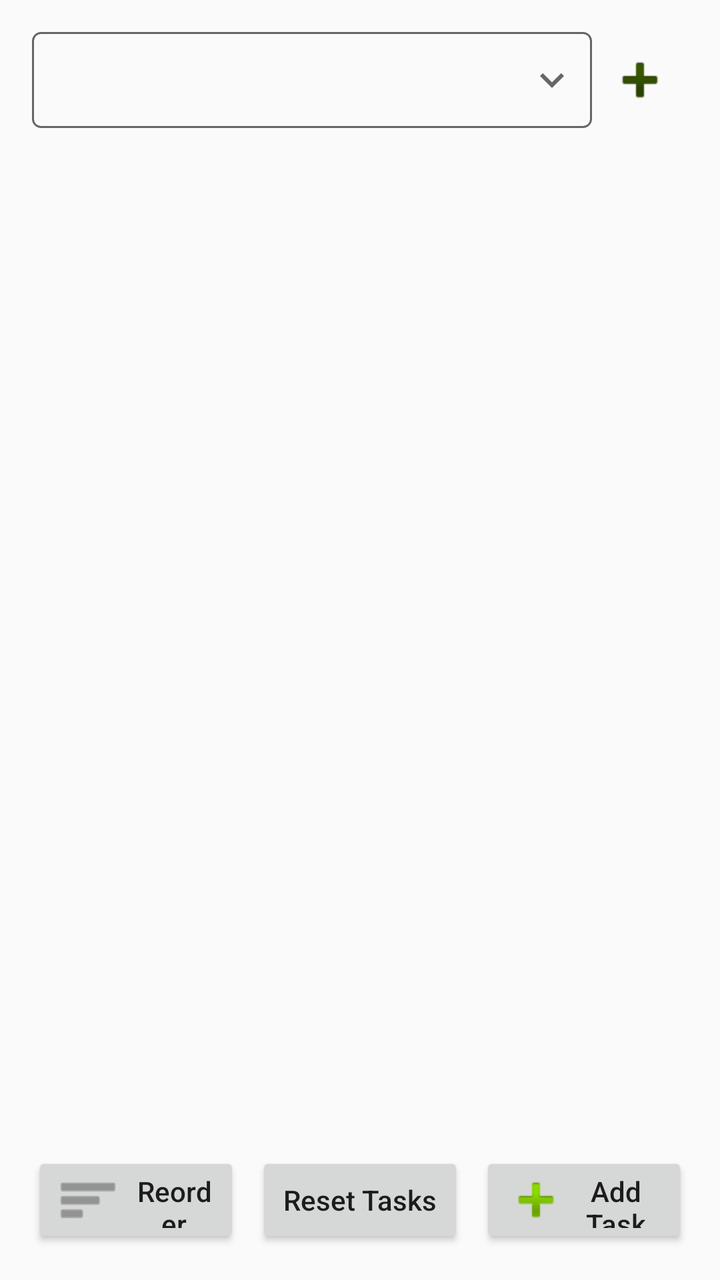
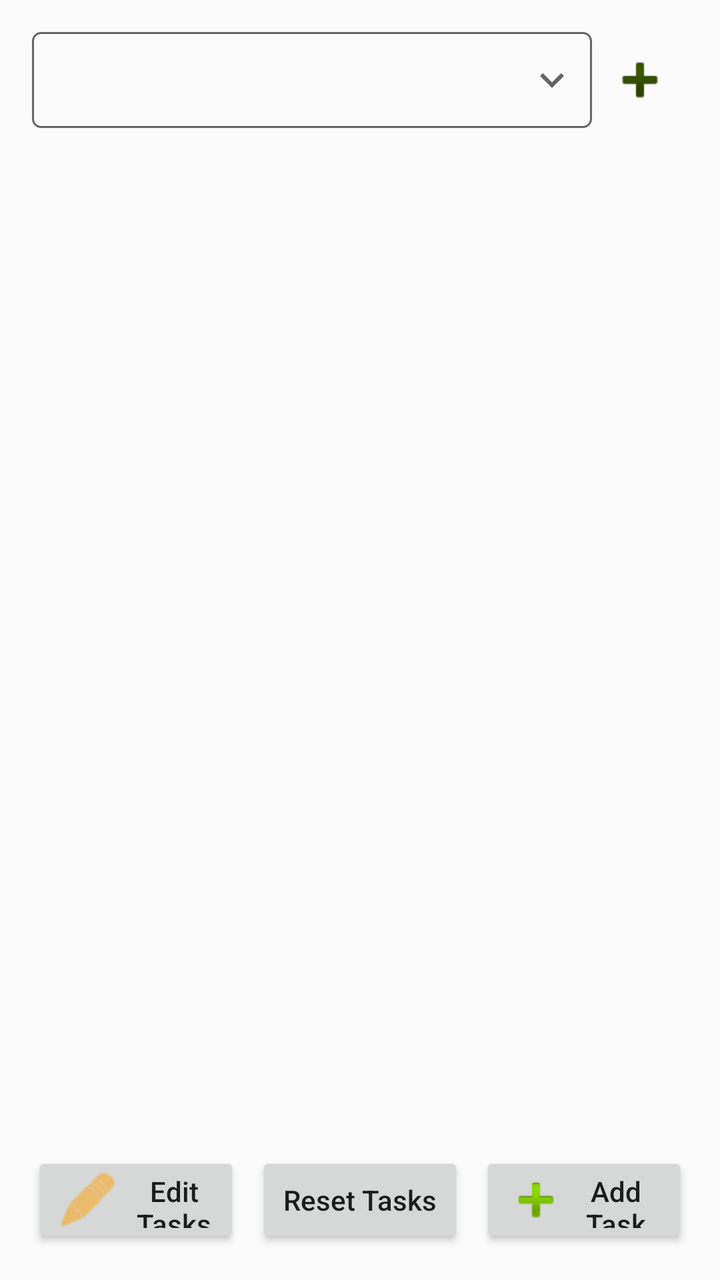

Screens rendered from an Android XML layout before and after an edit, with the pre-edit source and the edit as a unified diff.
<!-- AndroidManifest.xml: activity theme Theme.Checklist -->
<!-- res/layout/activity_main.xml -->
<?xml version="1.0" encoding="utf-8"?>
<androidx.constraintlayout.widget.ConstraintLayout xmlns:android="http://schemas.android.com/apk/res/android"
    xmlns:app="http://schemas.android.com/apk/res-auto"
    xmlns:tools="http://schemas.android.com/tools"
    android:layout_width="match_parent"
    android:layout_height="match_parent"
    tools:context=".MainActivity">

    <LinearLayout
        android:id="@+id/topButtonsLayout"
        android:layout_width="0dp"
        android:layout_height="wrap_content"
        android:orientation="horizontal"
        android:gravity="start"
        android:padding="16dp"
        app:layout_constraintEnd_toEndOf="parent"
        app:layout_constraintStart_toStartOf="parent"
        app:layout_constraintTop_toTopOf="parent">

        <Spinner
            android:id="@+id/routineSpinner"
            android:layout_width="0dp"
            android:layout_height="48dp"
            android:layout_weight="1"
            android:background="@drawable/bg_routine_spinner"
            android:gravity="center_vertical"
            android:paddingStart="12dp"
            android:paddingEnd="36dp"
            android:spinnerMode="dropdown" />

        <ImageButton
            android:id="@+id/addRoutineButton"
            android:layout_width="48dp"
            android:layout_height="48dp"
            android:src="@android:drawable/ic_input_add"
            android:contentDescription="@string/add_routine"
            android:background="?attr/selectableItemBackgroundBorderless"
            android:tint="?attr/colorControlNormal" />

    </LinearLayout>

    <androidx.recyclerview.widget.RecyclerView
        android:id="@+id/recyclerView"
        android:layout_width="0dp"
        android:layout_height="0dp"
        app:layout_constraintBottom_toTopOf="@id/bottomButtonsLayout"
        app:layout_constraintEnd_toEndOf="parent"
        app:layout_constraintStart_toStartOf="parent"
        app:layout_constraintTop_toBottomOf="@id/topButtonsLayout"
        tools:listitem="@layout/item_task" />

    <LinearLayout
        android:id="@+id/emptyRoutineState"
        android:layout_width="0dp"
        android:layout_height="0dp"
        android:gravity="center"
        android:orientation="vertical"
        android:visibility="gone"
        app:layout_constraintBottom_toTopOf="@id/bottomButtonsLayout"
        app:layout_constraintEnd_toEndOf="parent"
        app:layout_constraintStart_toStartOf="parent"
        app:layout_constraintTop_toBottomOf="@id/topButtonsLayout">

        <TextView
            android:layout_width="wrap_content"
            android:layout_height="wrap_content"
            android:layout_marginBottom="12dp"
            android:gravity="center"
            android:text="@string/no_tasks_created"
            android:textSize="18sp" />

        <Button
            android:id="@+id/deleteEmptyRoutineButton"
            android:layout_width="wrap_content"
            android:layout_height="48dp"
            android:minHeight="48dp"
            android:text="@string/delete_routine"
            android:textAllCaps="false" />
    </LinearLayout>

    <LinearLayout
        android:id="@+id/bottomButtonsLayout"
        android:layout_width="0dp"
        android:layout_height="wrap_content"
        android:orientation="horizontal"
        android:gravity="center_vertical"
        android:layout_margin="16dp"
        app:layout_constraintBottom_toBottomOf="parent"
        app:layout_constraintEnd_toEndOf="parent"
        app:layout_constraintStart_toStartOf="parent">

        <Button
            android:id="@+id/reorderTasksButton"
            android:layout_width="0dp"
            android:layout_height="48dp"
            android:minHeight="48dp"
            android:maxHeight="48dp"
            android:layout_weight="1"
            android:layout_marginEnd="8dp"
            android:text="@string/reorder_tasks"
            android:drawableStart="@android:drawable/ic_menu_sort_by_size"
            android:drawableTint="@color/action_icon"
            android:drawablePadding="6dp"
            android:textAllCaps="false" />

        <Button
            android:id="@+id/resetStatusButton"
            android:layout_width="0dp"
            android:layout_height="48dp"
            android:minHeight="48dp"
            android:maxHeight="48dp"
            android:layout_weight="1"
            android:text="Reset Tasks"
            android:textAllCaps="false" />

        <Button
            android:id="@+id/addTaskButton"
            android:layout_width="0dp"
            android:layout_height="48dp"
            android:minHeight="48dp"
            android:maxHeight="48dp"
            android:layout_weight="1"
            android:layout_marginStart="8dp"
            android:drawableStart="@android:drawable/ic_input_add"
            android:text="Add Task"
            android:textAllCaps="false" />

    </LinearLayout>

</androidx.constraintlayout.widget.ConstraintLayout>
<!-- res/layout/item_task.xml (included above) -->
<?xml version="1.0" encoding="utf-8"?>
<LinearLayout xmlns:android="http://schemas.android.com/apk/res/android"
    android:layout_width="match_parent"
    android:layout_height="wrap_content"
    android:orientation="horizontal"
    android:padding="20dp"
    android:minHeight="80dp"
    android:gravity="center_vertical">

    <ImageButton
        android:id="@+id/editButton"
        android:layout_width="40dp"
        android:layout_height="40dp"
        android:src="@android:drawable/ic_menu_edit"
        android:contentDescription="Edit task"
        android:scaleType="centerInside"
        android:background="?attr/selectableItemBackground"
        android:layout_marginEnd="16dp" />

    <ImageButton
        android:id="@+id/dragHandle"
        android:layout_width="40dp"
        android:layout_height="40dp"
        android:src="@drawable/ic_drag_handle"
        android:contentDescription="@string/reorder_task"
        android:scaleType="centerInside"
        android:tint="?attr/colorControlNormal"
        android:background="?attr/selectableItemBackground"
        android:layout_marginEnd="16dp"
        android:visibility="gone" />

    <TextView
        android:id="@+id/taskName"
        android:layout_width="0dp"
        android:layout_height="wrap_content"
        android:layout_weight="1"
        android:textSize="20sp"
        android:textStyle="bold" />

    <EditText
        android:id="@+id/taskNameEdit"
        android:layout_width="0dp"
        android:layout_height="wrap_content"
        android:layout_weight="1"
        android:hint="@string/edit_task_name"
        android:inputType="textCapSentences"
        android:singleLine="true"
        android:textSize="18sp"
        android:visibility="gone" />

    <LinearLayout
        android:id="@+id/taskEditActions"
        android:layout_width="wrap_content"
        android:layout_height="wrap_content"
        android:orientation="horizontal"
        android:visibility="gone">

        <ImageButton
            android:id="@+id/saveTaskButton"
            android:layout_width="48dp"
            android:layout_height="48dp"
            android:src="@drawable/ic_check"
            android:contentDescription="@string/save_task"
            android:padding="12dp"
            android:background="?attr/selectableItemBackgroundBorderless"
            android:tint="@color/action_save" />

        <ImageButton
            android:id="@+id/deleteTaskButton"
            android:layout_width="48dp"
            android:layout_height="48dp"
            android:src="@android:drawable/ic_menu_delete"
            android:contentDescription="@string/delete_task"
            android:padding="12dp"
            android:scaleType="centerInside"
            android:background="?attr/selectableItemBackgroundBorderless"
            android:tint="@color/action_cancel" />

        <ImageButton
            android:id="@+id/cancelTaskEditButton"
            android:layout_width="48dp"
            android:layout_height="48dp"
            android:src="@drawable/ic_close"
            android:contentDescription="@string/cancel_task_edit"
            android:padding="12dp"
            android:background="?attr/selectableItemBackgroundBorderless"
            android:tint="@color/action_cancel" />
    </LinearLayout>

    <Switch
        android:id="@+id/completeToggle"
        android:layout_width="wrap_content"
        android:layout_height="wrap_content"
        android:layout_marginStart="16dp"
        android:layout_marginEnd="12dp"
        android:scaleX="1.5"
        android:scaleY="1.5" />

</LinearLayout>
<!-- resources referenced by this layout -->
<resources>
  <color name="action_cancel">#D32F2F</color>
  <color name="action_icon">#666666</color>
  <color name="action_save">#2E7D32</color>
  <!-- drawable bg_routine_spinner (drawable) -->
  <layer-list xmlns:android="http://schemas.android.com/apk/res/android">
      <item>
          <shape android:shape="rectangle">
              <solid android:color="@android:color/transparent" />
              <stroke
                  android:width="1dp"
                  android:color="@color/action_icon" />
              <corners android:radius="4dp" />
          </shape>
      </item>
      <item
          android:drawable="@drawable/ic_expand_more"
          android:gravity="end|center_vertical"
          android:width="24dp"
          android:height="24dp"
          android:right="8dp" />
  </layer-list>
  <!-- drawable ic_check (drawable) -->
  <vector xmlns:android="http://schemas.android.com/apk/res/android"
      android:width="24dp"
      android:height="24dp"
      android:viewportWidth="24"
      android:viewportHeight="24">
      <path
          android:fillColor="#FF000000"
          android:pathData="M9,16.17 4.83,12 3.41,13.41 9,19 21,7 19.59,5.59z" />
  </vector>
  <!-- drawable ic_close (drawable) -->
  <vector xmlns:android="http://schemas.android.com/apk/res/android"
      android:width="24dp"
      android:height="24dp"
      android:viewportWidth="24"
      android:viewportHeight="24">
      <path
          android:fillColor="#FF000000"
          android:pathData="M19,6.41 17.59,5 12,10.59 6.41,5 5,6.41 10.59,12 5,17.59 6.41,19 12,13.41 17.59,19 19,17.59 13.41,12z" />
  </vector>
  <!-- drawable ic_drag_handle (drawable) -->
  <vector xmlns:android="http://schemas.android.com/apk/res/android"
      android:width="24dp"
      android:height="24dp"
      android:viewportWidth="24"
      android:viewportHeight="24">
      <path
          android:fillColor="#FF000000"
          android:pathData="M9,5a1.5,1.5 0,1 1,-3 0a1.5,1.5 0,0 1,3 0M18,5a1.5,1.5 0,1 1,-3 0a1.5,1.5 0,0 1,3 0M9,12a1.5,1.5 0,1 1,-3 0a1.5,1.5 0,0 1,3 0M18,12a1.5,1.5 0,1 1,-3 0a1.5,1.5 0,0 1,3 0M9,19a1.5,1.5 0,1 1,-3 0a1.5,1.5 0,0 1,3 0M18,19a1.5,1.5 0,1 1,-3 0a1.5,1.5 0,0 1,3 0" />
  </vector>
  <string name="add_routine">Add routine</string>
  <string name="cancel_task_edit">Cancel editing</string>
  <string name="delete_routine">Delete Routine</string>
  <string name="delete_task">Delete task</string>
  <string name="edit_task_name">Task name</string>
  <string name="no_tasks_created">No tasks created</string>
  <string name="reorder_task">Reorder task</string>
  <string name="reorder_tasks">Reorder Tasks</string>
  <string name="save_task">Save task</string>
  <style name="Theme.Checklist" parent="Theme.AppCompat.DayNight.DarkActionBar">
          
          <item name="colorPrimary">@android:color/holo_blue_light</item>
          <item name="colorPrimaryVariant">@android:color/holo_blue_dark</item>
          <item name="colorOnPrimary">@android:color/white</item>
          
          <item name="colorSecondary">@android:color/holo_green_light</item>
          <item name="colorSecondaryVariant">@android:color/holo_green_dark</item>
          <item name="colorOnSecondary">@android:color/black</item>
      </style>
  <!-- drawable ic_expand_more (drawable) -->
  <vector xmlns:android="http://schemas.android.com/apk/res/android"
      android:width="24dp"
      android:height="24dp"
      android:viewportWidth="24"
      android:viewportHeight="24">
      <path
          android:fillColor="@color/action_icon"
          android:pathData="M7.41,8.59 12,13.17 16.59,8.59 18,10 12,16 6,10z" />
  </vector>
</resources>

<!-- the commit's change to res/layout/activity_main.xml (unified diff, before → after) -->
@@ -90,16 +90,16 @@
         app:layout_constraintStart_toStartOf="parent">
 
         <Button
-            android:id="@+id/reorderTasksButton"
+            android:id="@+id/editTasksButton"
             android:layout_width="0dp"
             android:layout_height="48dp"
             android:minHeight="48dp"
             android:maxHeight="48dp"
             android:layout_weight="1"
             android:layout_marginEnd="8dp"
-            android:text="@string/reorder_tasks"
-            android:drawableStart="@android:drawable/ic_menu_sort_by_size"
-            android:drawableTint="@color/action_icon"
+            android:text="@string/edit_tasks"
+            android:drawableStart="@android:drawable/ic_menu_edit"
+            android:drawableTint="@color/action_edit"
             android:drawablePadding="6dp"
             android:textAllCaps="false" />
 
@@ -135,18 +135,27 @@
     android:layout_height="wrap_content"
     android:orientation="horizontal"
     android:padding="20dp"
-    android:minHeight="80dp"
+    android:minHeight="88dp"
     android:gravity="center_vertical">
 
-    <ImageButton
-        android:id="@+id/editButton"
-        android:layout_width="40dp"
-        android:layout_height="40dp"
-        android:src="@android:drawable/ic_menu_edit"
-        android:contentDescription="Edit task"
-        android:scaleType="centerInside"
-        android:background="?attr/selectableItemBackground"
-        android:layout_marginEnd="16dp" />
+    <TextView
+        android:id="@+id/taskBullet"
+        android:layout_width="40dp"
+        android:layout_height="40dp"
+        android:layout_marginEnd="8dp"
+        android:gravity="center"
+        android:text="&#8226;"
+        android:textSize="24sp"
+        android:contentDescription="Task" />
+
+    <TextView
+        android:id="@+id/taskEmoji"
+        android:layout_width="40dp"
+        android:layout_height="40dp"
+        android:layout_marginEnd="8dp"
+        android:gravity="center"
+        android:textSize="24sp"
+        android:visibility="gone" />
 
     <ImageButton
         android:id="@+id/dragHandle"
@@ -157,7 +166,17 @@
         android:scaleType="centerInside"
         android:tint="?attr/colorControlNormal"
         android:background="?attr/selectableItemBackground"
-        android:layout_marginEnd="16dp"
+        android:visibility="gone" />
+
+    <TextView
+        android:id="@+id/emojiPickerButton"
+        android:layout_width="40dp"
+        android:layout_height="40dp"
+        android:layout_marginEnd="8dp"
+        android:background="?attr/selectableItemBackground"
+        android:contentDescription="@string/choose_task_emoji"
+        android:gravity="center"
+        android:textSize="22sp"
         android:visibility="gone" />
 
     <TextView
@@ -166,7 +185,9 @@
         android:layout_height="wrap_content"
         android:layout_weight="1"
         android:textSize="20sp"
-        android:textStyle="bold" />
+        android:textStyle="bold"
+        android:maxLines="1"
+        android:ellipsize="end" />
 
     <EditText
         android:id="@+id/taskNameEdit"
@@ -179,44 +200,17 @@
         android:textSize="18sp"
         android:visibility="gone" />
 
-    <LinearLayout
-        android:id="@+id/taskEditActions"
-        android:layout_width="wrap_content"
-        android:layout_height="wrap_content"
-        android:orientation="horizontal"
-        android:visibility="gone">
-
-        <ImageButton
-            android:id="@+id/saveTaskButton"
-            android:layout_width="48dp"
-            android:layout_height="48dp"
-            android:src="@drawable/ic_check"
-            android:contentDescription="@string/save_task"
-            android:padding="12dp"
-            android:background="?attr/selectableItemBackgroundBorderless"
-            android:tint="@color/action_save" />
-
-        <ImageButton
-            android:id="@+id/deleteTaskButton"
-            android:layout_width="48dp"
-            android:layout_height="48dp"
-            android:src="@android:drawable/ic_menu_delete"
-            android:contentDescription="@string/delete_task"
-            android:padding="12dp"
-            android:scaleType="centerInside"
-            android:background="?attr/selectableItemBackgroundBorderless"
-            android:tint="@color/action_cancel" />
-
-        <ImageButton
-            android:id="@+id/cancelTaskEditButton"
-            android:layout_width="48dp"
-            android:layout_height="48dp"
-            android:src="@drawable/ic_close"
-            android:contentDescription="@string/cancel_task_edit"
-            android:padding="12dp"
-            android:background="?attr/selectableItemBackgroundBorderless"
-            android:tint="@color/action_cancel" />
-    </LinearLayout>
+    <ImageButton
+        android:id="@+id/deleteTaskButton"
+        android:layout_width="48dp"
+        android:layout_height="48dp"
+        android:src="@android:drawable/ic_menu_delete"
+        android:contentDescription="@string/delete_task"
+        android:padding="12dp"
+        android:scaleType="centerInside"
+        android:background="?attr/selectableItemBackgroundBorderless"
+        android:tint="@color/action_cancel"
+        android:visibility="gone" />
 
     <Switch
         android:id="@+id/completeToggle"
<!-- resource entries referenced after the edit -->
@@ -1,8 +1,8 @@
 <!-- resources referenced by this layout -->
 <resources>
   <color name="action_cancel">#D32F2F</color>
+  <color name="action_edit">#F9A825</color>
   <color name="action_icon">#666666</color>
-  <color name="action_save">#2E7D32</color>
   <!-- drawable bg_routine_spinner (drawable) -->
   <layer-list xmlns:android="http://schemas.android.com/apk/res/android">
       <item>
@@ -21,26 +21,6 @@
           android:height="24dp"
           android:right="8dp" />
   </layer-list>
-  <!-- drawable ic_check (drawable) -->
-  <vector xmlns:android="http://schemas.android.com/apk/res/android"
-      android:width="24dp"
-      android:height="24dp"
-      android:viewportWidth="24"
-      android:viewportHeight="24">
-      <path
-          android:fillColor="#FF000000"
-          android:pathData="M9,16.17 4.83,12 3.41,13.41 9,19 21,7 19.59,5.59z" />
-  </vector>
-  <!-- drawable ic_close (drawable) -->
-  <vector xmlns:android="http://schemas.android.com/apk/res/android"
-      android:width="24dp"
-      android:height="24dp"
-      android:viewportWidth="24"
-      android:viewportHeight="24">
-      <path
-          android:fillColor="#FF000000"
-          android:pathData="M19,6.41 17.59,5 12,10.59 6.41,5 5,6.41 10.59,12 5,17.59 6.41,19 12,13.41 17.59,19 19,17.59 13.41,12z" />
-  </vector>
   <!-- drawable ic_drag_handle (drawable) -->
   <vector xmlns:android="http://schemas.android.com/apk/res/android"
       android:width="24dp"
@@ -52,14 +32,13 @@
           android:pathData="M9,5a1.5,1.5 0,1 1,-3 0a1.5,1.5 0,0 1,3 0M18,5a1.5,1.5 0,1 1,-3 0a1.5,1.5 0,0 1,3 0M9,12a1.5,1.5 0,1 1,-3 0a1.5,1.5 0,0 1,3 0M18,12a1.5,1.5 0,1 1,-3 0a1.5,1.5 0,0 1,3 0M9,19a1.5,1.5 0,1 1,-3 0a1.5,1.5 0,0 1,3 0M18,19a1.5,1.5 0,1 1,-3 0a1.5,1.5 0,0 1,3 0" />
   </vector>
   <string name="add_routine">Add routine</string>
-  <string name="cancel_task_edit">Cancel editing</string>
+  <string name="choose_task_emoji">Choose task emoji</string>
   <string name="delete_routine">Delete Routine</string>
   <string name="delete_task">Delete task</string>
   <string name="edit_task_name">Task name</string>
+  <string name="edit_tasks">Edit Tasks</string>
   <string name="no_tasks_created">No tasks created</string>
   <string name="reorder_task">Reorder task</string>
-  <string name="reorder_tasks">Reorder Tasks</string>
-  <string name="save_task">Save task</string>
   <style name="Theme.Checklist" parent="Theme.AppCompat.DayNight.DarkActionBar">
           
           <item name="colorPrimary">@android:color/holo_blue_light</item>
